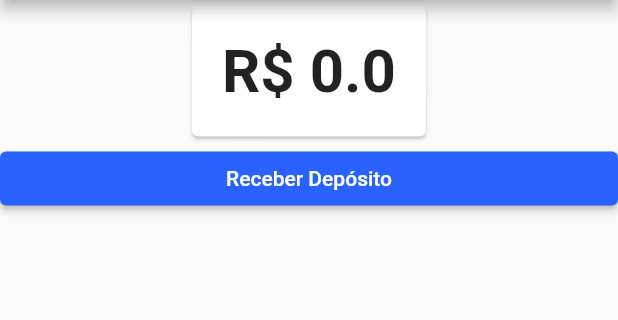
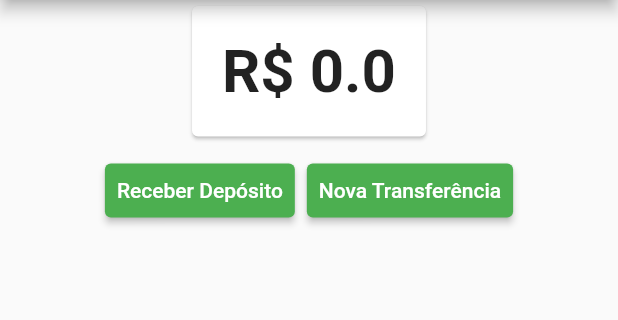
Before and after one commit to ohenriquemonte/flutter-estados-provider-alr, a Flutter app: the screen it shows after launch, on a phone screen of 412 x 824 dp, the part 84-404 px from its top. Run offline on Flutter 3.47's test engine with Material 2 defaults, Android fonts, the phone set to English and light mode, and no system bars.

```diff
--- a/lib/screens/dashboard/dashboard.dart
+++ b/lib/screens/dashboard/dashboard.dart
@@ -1,6 +1,7 @@
 import 'package:bytebank/models/saldo.dart';
 import 'package:bytebank/screens/dashboard/saldo.dart';
 import 'package:bytebank/screens/deposito/formulario.dart';
+import 'package:bytebank/screens/transferencia/formulario.dart';
 import 'package:flutter/material.dart';
 import 'package:provider/provider.dart';
 
@@ -17,14 +18,29 @@ class DashBoard extends StatelessWidget {
             alignment: Alignment.topCenter,
             child: SaldoCard(),
           ),
+          ButtonBar(
+            alignment: MainAxisAlignment.center,
+            children: [
               RaisedButton(
                 child: Text('Receber Depósito'),
+                color: Colors.green,
                 onPressed: () {
                   Navigator.push(context, MaterialPageRoute(builder: (context) {
                     return FormularioDeposito();
                   }));
                 },
               ),
+              RaisedButton(
+                child: Text('Nova Transferência'),
+                color: Colors.green,
+                onPressed: () {
+                  Navigator.push(context, MaterialPageRoute(builder: (context) {
+                    return FormularioTransferencia();
+                  }));
+                },
+              )
+            ],
+          ),
         ],
       ),
     );
```
Also changed, not shown: lib/main.dart (+6 -4 lines), 5 other files. Lines whose indentation alone changed are shown as unchanged.
